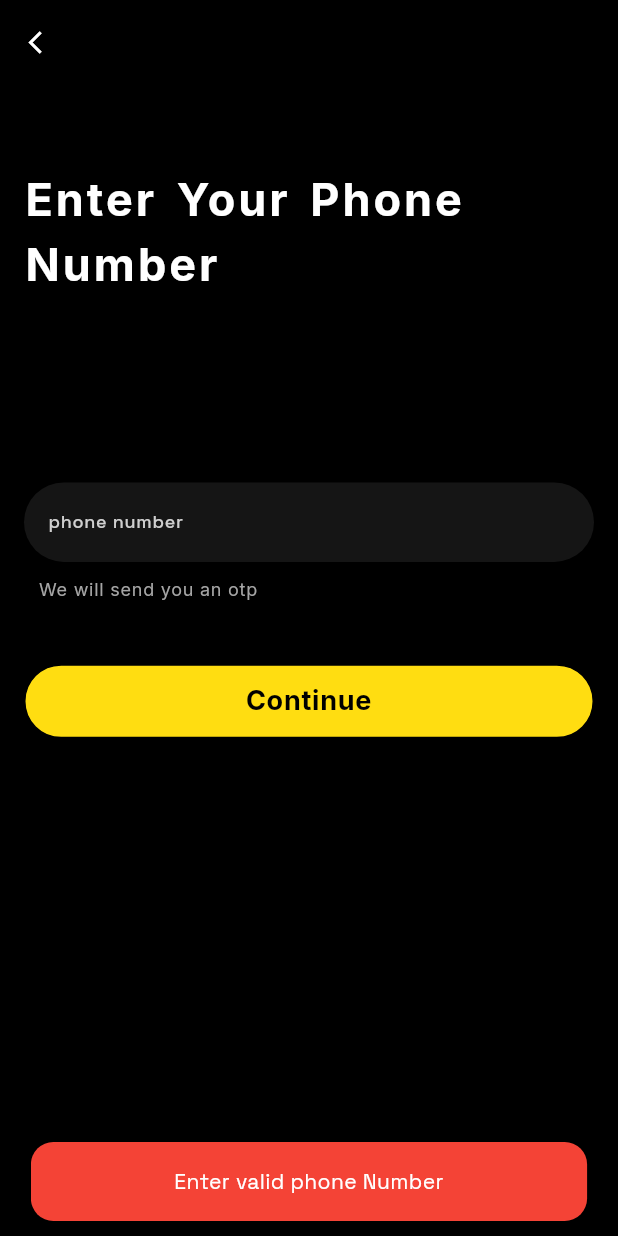
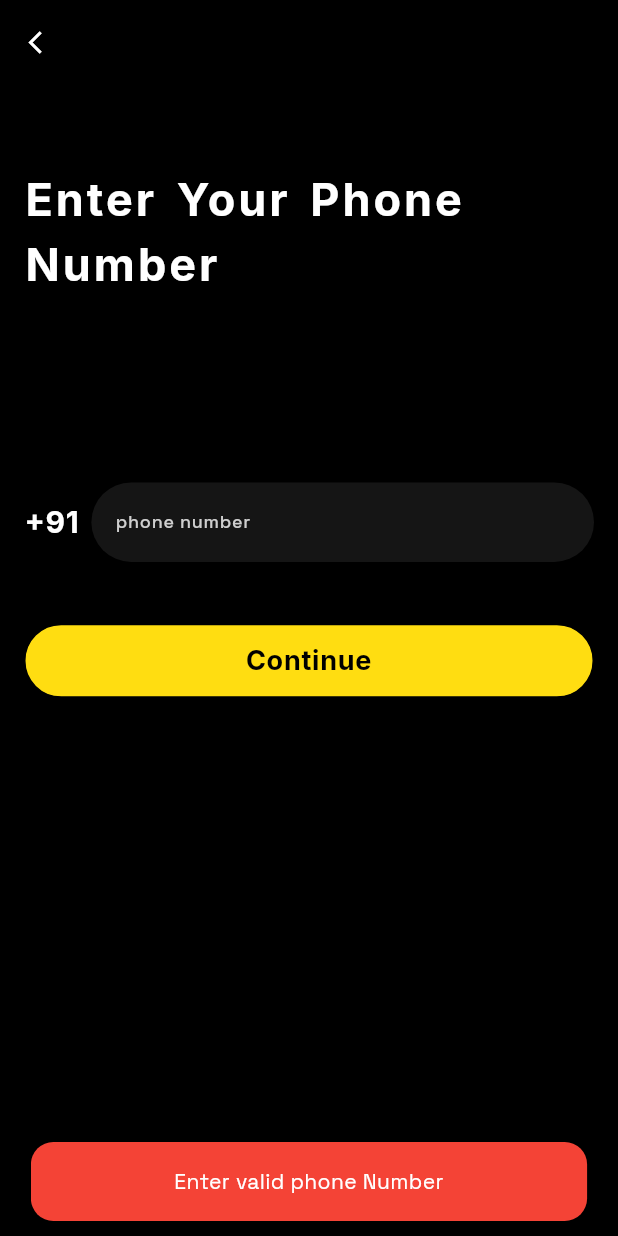
Before and after one commit to AhammedRisvin/uni_bike, a Flutter app: the screen it shows after launch, after a tap on "Continue", on a phone screen of 412 x 824 dp. Run offline on Flutter 3.47's test engine with Material 3 defaults, Android fonts, the phone set to English and light mode, and no system bars; our stand-ins replace cached_network_image, dropdown_button2, flutter_iconly, flutter_secure_storage, flutter_spinkit, google_fonts and 2 more; network calls fail.

Commit message:
login completed

```diff
--- a/lib/app/helpers/common_widget.dart
+++ b/lib/app/helpers/common_widget.dart
@@ -3,6 +3,7 @@
 import 'dart:developer';
 
 import 'package:cached_network_image/cached_network_image.dart';
+import 'package:flutter/cupertino.dart';
 import 'package:flutter/material.dart';
 import 'package:google_fonts/google_fonts.dart';
 
@@ -91,9 +92,10 @@ class CommonButton extends StatelessWidget {
   final double size;
   final BorderRadiusGeometry? borderRadius;
   final double radius;
+  final bool isLoading;
 
-  const CommonButton(
-      {super.key,
+  const CommonButton({
+    super.key,
     required this.onTap,
     this.bgColor = AppConstants.appPrimaryColor,
     this.textColor = AppConstants.black,
@@ -103,7 +105,9 @@ class CommonButton extends StatelessWidget {
     this.borderRadius,
     this.size = 18,
     this.radius = 100,
-      required this.height});
+    required this.height,
+    this.isLoading = false,
+  });
 
   @override
   Widget build(BuildContext context) {
@@ -118,7 +122,12 @@ class CommonButton extends StatelessWidget {
             color: bgColor,
             border: Border.all(color: borderColor)),
         child: Center(
-          child: commonTextWidget(
+          child: isLoading
+              ? const CupertinoActivityIndicator(
+                  radius: 15,
+                  color: AppConstants.white,
+                )
+              : commonTextWidget(
                   color: textColor,
                   text: text,
                   fontWeight: FontWeight.w700,
--- a/lib/app/modules/auth/view/create-profile_screen.dart
+++ b/lib/app/modules/auth/view/create-profile_screen.dart
@@ -9,7 +9,6 @@ import 'package:uni_bike/app/modules/auth/vieww%20model/auth_provider.dart';
 import 'package:uni_bike/app/utils/extensions.dart';
 
 import '../../../utils/app_constants.dart';
-import '../../bottom_nav/view/bottom_nav_screen.dart';
 
 class CreateProfileScreen extends StatefulWidget {
   const CreateProfileScreen({super.key});
@@ -255,7 +254,7 @@ class _CreateProfileScreenState extends State<CreateProfileScreen> {
                 textInputAction: TextInputAction.next,
                 controller: provider.idCntrlr,
               ),
-              Spacer(),
+              const Spacer(),
               CommonButton(
                 onTap: () {
                   provider.createUserFn(context: context);
--- a/lib/app/modules/auth/view/login_screen.dart
+++ b/lib/app/modules/auth/view/login_screen.dart
@@ -1,12 +1,11 @@
 import 'package:flutter/material.dart';
+import 'package:provider/provider.dart';
 import 'package:uni_bike/app/core/app_router.dart';
 import 'package:uni_bike/app/helpers/common_widget.dart';
 import 'package:uni_bike/app/helpers/size_box.dart';
+import 'package:uni_bike/app/modules/auth/vieww%20model/number_controller.dart';
 import 'package:uni_bike/app/utils/app_constants.dart';
 import 'package:uni_bike/app/utils/extensions.dart';
-import 'package:uni_bike/app/utils/loading_overlay.dart';
-
-import 'otp_sccree.dart';
 
 class LoginScreen extends StatefulWidget {
   const LoginScreen({super.key});
@@ -20,6 +19,8 @@ class _LoginScreenState extends State<LoginScreen> {
 
   @override
   Widget build(BuildContext context) {
+    return Consumer<NumberController>(
+      builder: (context, controller, child) {
         return Scaffold(
           backgroundColor: AppConstants.black,
           appBar: AppBar(
@@ -52,7 +53,17 @@ class _LoginScreenState extends State<LoginScreen> {
                   wordSpacing: 4,
                 ),
                 SizeBoxH(Responsive.height * 15),
-            CommonTextFormField(
+                Row(
+                  children: [
+                    const commonTextWidget(
+                      color: AppConstants.white,
+                      text: "+91",
+                      fontSize: 20,
+                      fontWeight: FontWeight.w700,
+                    ),
+                    SizedBox(width: Responsive.width * 2),
+                    Expanded(
+                      child: CommonTextFormField(
                         bgColor: AppConstants.drawerBgColor,
                         hintText: "phone number",
                         keyboardType: TextInputType.number,
@@ -60,39 +71,36 @@ class _LoginScreenState extends State<LoginScreen> {
                         controller: phoneCntrlr,
                         maxLength: 10,
                       ),
-            const Padding(
-              padding: EdgeInsets.only(left: 10.0, top: 10),
-              child: commonTextWidget(
-                color: AppConstants.subTextGrey,
-                text: "We will send you an otp",
-                fontSize: 12,
                     ),
+                  ],
                 ),
                 SizeBoxH(Responsive.height * 5),
                 CommonButton(
+                  isLoading: controller.isLoading,
                   onTap: () {
-                LoadingOverlay.of(context).show();
-                if (phoneCntrlr.text.isEmpty || phoneCntrlr.text.length != 10) {
-                  LoadingOverlay.of(context).hide();
+                    if (phoneCntrlr.text.isEmpty ||
+                        phoneCntrlr.text.length != 10) {
                       toast(
                         context,
                         title: "Enter valid phone Number",
                         backgroundColor: Colors.red,
                       );
                     } else {
-                  Routes.push(
-                    screen: const OtpScreen(),
+                      controller.phoneNumberAuth(
+                        numb: phoneCntrlr.text,
+                        ctx: context,
                       );
-                  LoadingOverlay.of(context).hide;
                     }
                   },
                   text: "Continue",
                   width: Responsive.width * 100,
                   height: Responsive.height * 6,
-            )
+                ),
               ],
             ),
           ),
         );
+      },
+    );
   }
 }
--- a/lib/app/utils/app_constants.dart
+++ b/lib/app/utils/app_constants.dart
@@ -1,6 +1,7 @@
 import 'package:flutter/material.dart';
 import 'package:provider/provider.dart';
 import 'package:provider/single_child_widget.dart';
+import 'package:uni_bike/app/modules/auth/vieww%20model/number_controller.dart';
 
 import '../modules/auth/vieww model/auth_provider.dart';
 import '../modules/bottom_nav/view model/bottom_nav_provider.dart';
@@ -39,6 +40,9 @@ final List<SingleChildWidget> providers = [
   ChangeNotifierProvider(
     create: ((context) => CreateRideProvider()),
   ),
+  ChangeNotifierProvider(
+    create: ((context) => NumberController()),
+  ),
   // ChangeNotifierProvider(
   //   create: ((context) => FacilityRentalProvider()),
   // ),
```
Also changed, not shown: lib/app/core/server_client.dart (+2 -10 lines), lib/app/modules/auth/view/otp_sccree.dart (deleted, +0 -128 lines), lib/app/modules/auth/vieww model/number_controller.dart (added, +45 -0 lines), pubspec.lock, 7 other files. Lines whose indentation alone changed are shown as unchanged.
